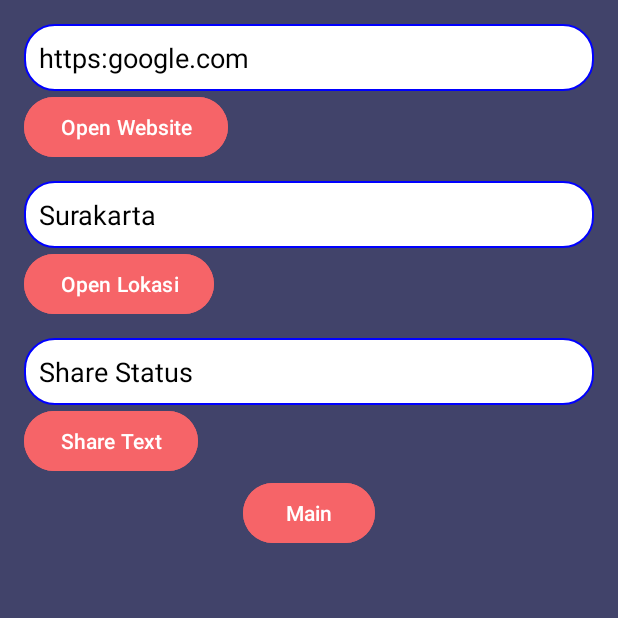
After one commit to H1sMaj3sty/Project-Tiga-Buah-Kelapa, an Android app: the implisitActivity screen opened directly, with no data from a screen before it, on a phone screen of 412 x 824 dp, the top half of it. The commit adds this screen. Run offline under Robolectric (Android 15) with nearby library versions, the phone set to English and light mode, and no system bars.

Commit message:
Commit 2, penambahan implicit content

```diff
--- a/app/src/main/AndroidManifest.xml
+++ b/app/src/main/AndroidManifest.xml
@@ -24,6 +24,9 @@
                 <category android:name="android.intent.category.LAUNCHER" />
             </intent-filter>
         </activity>
+        <activity android:name=".implisitActivity"
+            android:exported="false"
+            />
     </application>
 
 </manifest>
--- a/app/src/main/java/com/example/projecttigabuahkelapa/MainActivity.java
+++ b/app/src/main/java/com/example/projecttigabuahkelapa/MainActivity.java
@@ -55,4 +55,9 @@ public class MainActivity extends AppCompatActivity {
         String messages = messageBuilder.toString();
         viewMessage.setText(messages);
     }
+
+    public void implicitActivity(View view) {
+        Intent intent = new Intent(this, implisitActivity.class);
+        startActivity(intent);
+    }
 }
--- /dev/null
+++ b/app/src/main/java/com/example/projecttigabuahkelapa/implisitActivity.java
@@ -0,0 +1,56 @@
+package com.example.projecttigabuahkelapa;
+
+import androidx.appcompat.app.AppCompatActivity;
+import androidx.core.app.ShareCompat;
+
+import android.content.Intent;
+import android.net.Uri;
+import android.os.Bundle;
+import android.view.View;
+import android.widget.EditText;
+import android.widget.Toast;
+
+
+public class implisitActivity extends  AppCompatActivity {
+    private EditText url_edit;
+    private EditText loc_edit;
+    private EditText share_edit;
+
+    @Override
+    protected void onCreate(Bundle savedInstanceState) {
+        super.onCreate(savedInstanceState);
+        setContentView(R.layout.implisit_activity);
+        url_edit = findViewById(R.id.editUrl);
+        loc_edit = findViewById(R.id.editLokasi);
+        share_edit = findViewById(R.id.editShareText);
+    }
+
+    public void openWeb(View view) {
+        String url = url_edit.getText().toString();
+        Uri web = Uri.parse(url);
+        Intent intent = new Intent(Intent.ACTION_VIEW, web);
+        startActivity(intent);
+    }
+
+    public void openLoc(View view) {
+        String loc = loc_edit.getText().toString();
+        Uri lokasi = Uri.parse("geo:0,0?q"+loc);
+        Intent intent = new Intent(Intent.ACTION_VIEW, lokasi);
+        startActivity(intent);
+    }
+
+    public void shareText(View view) {
+        String bagi = share_edit.getText().toString();
+        ShareCompat.IntentBuilder
+                .from(this)
+                .setChooserTitle("Share Text with: ")
+                .setText(bagi)
+                .setType("text/plain")
+                .startChooser();
+    }
+
+    public void openMain(View view) {
+        Intent intent = new Intent(this, MainActivity.class);
+        startActivity(intent);
+    }
+}
--- /dev/null
+++ b/app/src/main/res/drawable/rounded_edittext.xml
@@ -0,0 +1,8 @@
+<?xml version="1.0" encoding="utf-8"?>
+<shape xmlns:android="http://schemas.android.com/apk/res/android"
+    android:shape="rectangle">
+    <solid android:color="#ffffff"/>
+    <corners android:radius="20dp"/>
+    <stroke android:width="1dp" android:color="@color/blue"/>
+    <padding android:top="10dp" android:bottom="10dp" android:right="10dp" android:left="10dp"/>
+</shape>
--- /dev/null
+++ b/app/src/main/res/layout/implisit_activity.xml
@@ -0,0 +1,72 @@
+<?xml version="1.0" encoding="utf-8"?>
+<LinearLayout
+    xmlns:android="http://schemas.android.com/apk/res/android"
+    xmlns:app="http://schemas.android.com/apk/res-auto"
+    xmlns:tools="http://schemas.android.com/tools"
+    android:layout_width="match_parent"
+    android:layout_height="match_parent"
+    android:orientation="vertical"
+    android:padding="16dp"
+    android:background="@color/grey"
+    tools:context=".implisitActivity">
+
+    <EditText
+        android:id="@+id/editUrl"
+        android:layout_width="match_parent"
+        android:layout_height="wrap_content"
+        android:text="https:google.com"
+        android:textColor="@android:color/black"
+        android:background="@drawable/rounded_edittext"
+        />
+    <Button
+        android:layout_width="wrap_content"
+        android:layout_height="wrap_content"
+        android:text="Open Website"
+        android:onClick="openWeb"
+        android:backgroundTint="@color/merahmudapaling"
+        />
+
+    <EditText
+        android:layout_marginTop="12dp"
+        android:id="@+id/editLokasi"
+        android:layout_width="match_parent"
+        android:layout_height="wrap_content"
+        android:text="Surakarta"
+        android:textColor="@android:color/black"
+        android:background="@drawable/rounded_edittext"
+        />
+    <Button
+        android:layout_width="wrap_content"
+        android:layout_height="wrap_content"
+        android:text="Open Lokasi"
+        android:onClick="openLoc"
+        android:backgroundTint="@color/merahmudapaling"
+        />
+
+    <EditText
+        android:layout_marginTop="12dp"
+        android:id="@+id/editShareText"
+        android:layout_width="match_parent"
+        android:layout_height="wrap_content"
+        android:text="Share Status"
+        android:textColor="@android:color/black"
+        android:background="@drawable/rounded_edittext"
+        />
+    <Button
+        android:layout_width="wrap_content"
+        android:layout_height="wrap_content"
+        android:text="Share Text"
+        android:onClick="shareText"
+        android:backgroundTint="@color/merahmudapaling"
+        />
+
+    <Button
+        android:layout_width="wrap_content"
+        android:layout_height="wrap_content"
+        android:layout_gravity="center"
+        android:text="Main"
+        android:onClick="openMain"
+        android:backgroundTint="@color/merahmudapaling"
+        />
+
+</LinearLayout>
```
Also changed, not shown: app/src/main/res/layout/activity_main.xml (+15 -0 lines).
